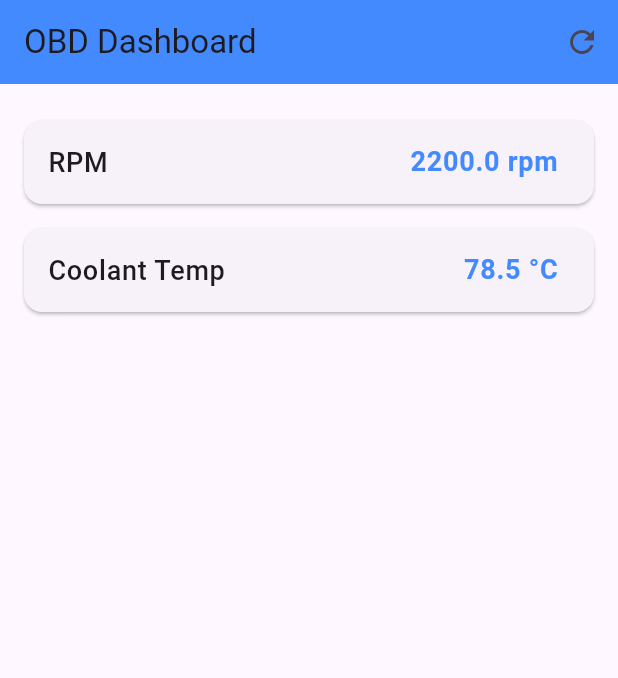
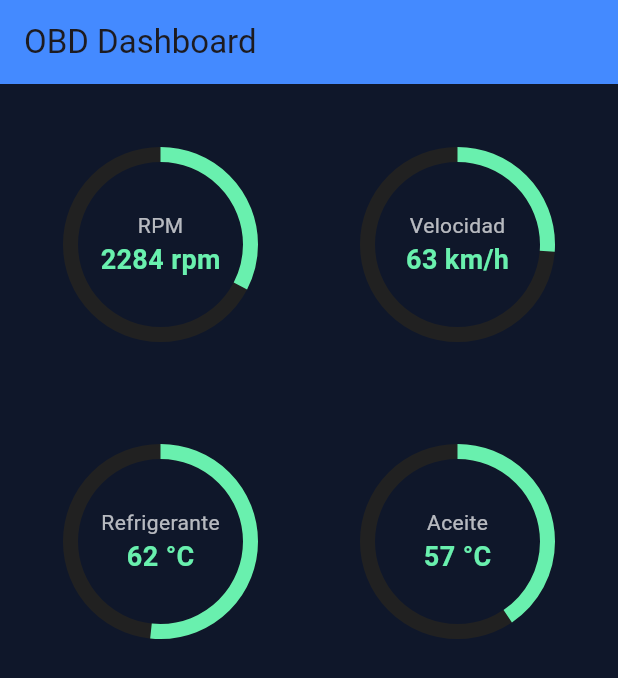
Before and after one commit to AndoniOrd/elm327-obd-flutter-app, a Flutter app: the screen it shows after launch, on a phone screen of 412 x 824 dp. Shown: the top 678 px of the screen. Run offline on Flutter 3.47's test engine with Material 3 defaults, Android fonts, the phone set to English and light mode, and no system bars; our stand-ins replace flutter_blue_plus.

Commit message:
OBD Bluetooth connection service, realistic semicircle sensor display

```diff
--- a/lib/pages/home_page.dart
+++ b/lib/pages/home_page.dart
@@ -1,7 +1,7 @@
+import 'package:elm327_obd_flutter_app/widgets/circular_gauge.dart';
 import 'package:flutter/material.dart';
 import '../models/sensor.dart';
 import '../services/simulator_service.dart';
-import '../widgets/sensor_card.dart';
 
 class HomePage extends StatefulWidget {
   const HomePage({super.key});
@@ -17,16 +17,8 @@ class _HomePageState extends State<HomePage> {
   @override
   void initState() {
     super.initState();
-
-    // Añadimos un pequeño delay para evitar errores de contexto
-    WidgetsBinding.instance.addPostFrameCallback((_) {
     _simulator.startSimulation((data) {
-        if (mounted) {
-          setState(() {
-            sensors = data;
-          });
-        }
-      });
+      if (mounted) setState(() => sensors = data);
     });
   }
 
@@ -39,44 +31,25 @@ class _HomePageState extends State<HomePage> {
   @override
   Widget build(BuildContext context) {
     return Scaffold(
+      backgroundColor: const Color(0xFF0F172A),
       appBar: AppBar(
         title: const Text('OBD Dashboard'),
         backgroundColor: Colors.blueAccent,
-        actions: [
-          IconButton(
-            icon: const Icon(Icons.refresh),
-            onPressed: () {
-              _simulator.stopSimulation();
-              _simulator.startSimulation((data) {
-                if (mounted) {
-                  setState(() {
-                    sensors = data;
-                  });
-                }
-              });
-            },
-          ),
-        ],
       ),
       body: Padding(
   padding: const EdgeInsets.all(16.0),
   child: sensors.isEmpty
-            ? const Center(
-                child: Column(
-                  mainAxisAlignment: MainAxisAlignment.center,
+      ? const Center(child: CircularProgressIndicator())
+      : GridView.count(
+          crossAxisCount: 2,
+          mainAxisSpacing: 16,
+          crossAxisSpacing: 16,
           children: [
-                    CircularProgressIndicator(),
-                    SizedBox(height: 16),
-                    Text('Cargando datos del vehículo...'),
+            CircularGauge(sensor: sensors['rpm']!, maxValue: 7000),
+            CircularGauge(sensor: sensors['speed']!, maxValue: 240),
+            CircularGauge(sensor: sensors['coolant']!, maxValue: 120),
+            CircularGauge(sensor: sensors['oil']!, maxValue: 140),
           ],
-                ),
-              )
-            : ListView(
-                children: sensors.values.map((sensor) {
-                  return SensorCard(
-                    sensor: sensor,
-                  ); // 👈 Usamos tu nuevo widget
-                }).toList(),
         ),
 ),
     );
--- a/lib/services/simulator_service.dart
+++ b/lib/services/simulator_service.dart
@@ -1,27 +1,52 @@
 import 'dart:async';
+import 'dart:math';
 import '../models/sensor.dart';
 
 class SimulatorService {
+  final Random _random = Random();
   Timer? _timer;
-  int _counter = 0;
+  double _rpm = 900;
+  double _speed = 0;
+  double _coolant = 60;
+  double _oil = 55;
+  double _battery = 13.8;
 
   void startSimulation(Function(Map<String, Sensor>) onData) {
-    _timer = Timer.periodic(const Duration(seconds: 1), (_) {
-      _counter++;
-      Map<String, Sensor> data = {
-        'rpm': Sensor(
-          name: 'RPM',
-          value: 1500 + (1000 * (_counter % 10) / 10),
-          unit: 'rpm'
-        ),
-        'coolant': Sensor(
-          name: 'Coolant Temp',
-          value: 75 + (5 * (_counter % 10) / 10),
-          unit: '°C'
-        ),
+    _timer = Timer.periodic(const Duration(milliseconds: 400), (_) {
+      _simulateEngineBehavior();
+
+      final sensors = {
+        'rpm': Sensor(name: 'RPM', value: _rpm, unit: 'rpm'),
+        'speed': Sensor(name: 'Velocidad', value: _speed, unit: 'km/h'),
+        'coolant': Sensor(name: 'Refrigerante', value: _coolant, unit: '°C'),
+        'oil': Sensor(name: 'Aceite', value: _oil, unit: '°C'),
+        'battery': Sensor(name: 'Batería', value: _battery, unit: 'V'),
       };
-      onData(data);
+
+      onData(sensors);
     });
+  }
+
+  void _simulateEngineBehavior() {
+    // 🔄 Simulación de aceleración progresiva hasta 120 km/h
+    if (_speed < 120) {
+      _speed += 2.5 + _random.nextDouble() * 1.5; // sube más rápido
+    } else {
+      // una vez alcanza 120, fluctúa suavemente alrededor
+      _speed += sin(DateTime.now().millisecond / 250.0) * 0.8;
+      _speed = _speed.clamp(118, 122);
+    }
+
+    // RPM ajustado según la velocidad (entre 1000 y 3200 aprox)
+    _rpm = 900 + (_speed * 20) + _random.nextDouble() * 150;
+    _rpm = _rpm.clamp(800, 3500);
+
+    // Temperaturas suben lentamente y se estabilizan
+    if (_coolant < 90) _coolant += 0.06 + _random.nextDouble() * 0.1;
+    if (_oil < 95) _oil += 0.04 + _random.nextDouble() * 0.1;
+
+    // Batería fluctúa suavemente (simula alternador)
+    _battery = 13.6 + sin(DateTime.now().millisecond / 500.0) * 0.15;
   }
 
   void stopSimulation() {
--- /dev/null
+++ b/lib/widgets/circular_gauge.dart
@@ -0,0 +1,69 @@
+import 'package:flutter/material.dart';
+import '../models/sensor.dart';
+
+class CircularGauge extends StatelessWidget {
+  final Sensor sensor;
+  final double maxValue;
+
+  const CircularGauge({
+    super.key,
+    required this.sensor,
+    required this.maxValue,
+  });
+
+  Color _getColor(double value) {
+    double percentage = value / maxValue;
+    if (percentage < 0.6) return Colors.greenAccent;
+    if (percentage < 0.85) return Colors.orangeAccent;
+    return Colors.redAccent;
+  }
+
+  @override
+  Widget build(BuildContext context) {
+    double percentage = (sensor.value / maxValue).clamp(0.0, 1.0);
+    Color color = _getColor(sensor.value);
+
+    return Column(
+      mainAxisAlignment: MainAxisAlignment.center,
+      children: [
+        Stack(
+          alignment: Alignment.center,
+          children: [
+            // Círculo de fondo
+            SizedBox(
+              width: 120,
+              height: 120,
+              child: CircularProgressIndicator(
+                value: percentage,
+                strokeWidth: 10,
+                color: color,
+                backgroundColor: Colors.grey.shade900,
+              ),
+            ),
+            // Valor en el centro
+            Column(
+              mainAxisAlignment: MainAxisAlignment.center,
+              children: [
+                Text(
+                  sensor.name,
+                  style: const TextStyle(
+                    color: Colors.white70,
+                    fontSize: 14,
+                  ),
+                ),
+                Text(
+                  "${sensor.value.toStringAsFixed(0)} ${sensor.unit}",
+                  style: TextStyle(
+                    color: color,
+                    fontSize: 18,
+                    fontWeight: FontWeight.bold,
+                  ),
+                ),
+              ],
+            ),
+          ],
+        ),
+      ],
+    );
+  }
+}
--- a/lib/widgets/sensor_card.dart
+++ b/lib/widgets/sensor_card.dart
@@ -9,19 +9,24 @@ class SensorCard extends StatelessWidget {
   @override
   Widget build(BuildContext context) {
     return Card(
-      margin: const EdgeInsets.symmetric(vertical: 8),
-      child: ListTile(
-        title: Text(
-          sensor.name,
-          style: const TextStyle(fontSize: 18, fontWeight: FontWeight.w500),
-        ),
-        trailing: Text(
-          '${sensor.value.toStringAsFixed(1)} ${sensor.unit}',
-          style: const TextStyle(
-            fontSize: 18,
-            fontWeight: FontWeight.bold,
-            color: Colors.blueAccent,
-          ),
+      elevation: 4,
+      shape: RoundedRectangleBorder(borderRadius: BorderRadius.circular(16)),
+      child: Padding(
+        padding: const EdgeInsets.all(16),
+        child: Row(
+          mainAxisAlignment: MainAxisAlignment.spaceBetween,
+          children: [
+            Text(sensor.name,
+                style: const TextStyle(fontSize: 18, fontWeight: FontWeight.w600)),
+            Text(
+              "${sensor.value.toStringAsFixed(1)} ${sensor.unit}",
+              style: const TextStyle(
+                fontSize: 20,
+                fontWeight: FontWeight.bold,
+                color: Colors.blueAccent,
+              ),
+            ),
+          ],
         ),
       ),
     );
--- a/pubspec.yaml
+++ b/pubspec.yaml
@@ -31,7 +31,7 @@ dependencies:
   flutter:
     sdk: flutter
 
-  flutter_bluetooth_serial: ^0.4.0
+  flutter_blue_plus: ^1.32.5
 
   # The following adds the Cupertino Icons font to your application.
   # Use with the CupertinoIcons class for iOS style icons.
```
Also changed, not shown: lib/services/obd_service.dart (+64 -7 lines), pubspec.lock, 1 other file. Lines whose indentation alone changed are shown as unchanged.
